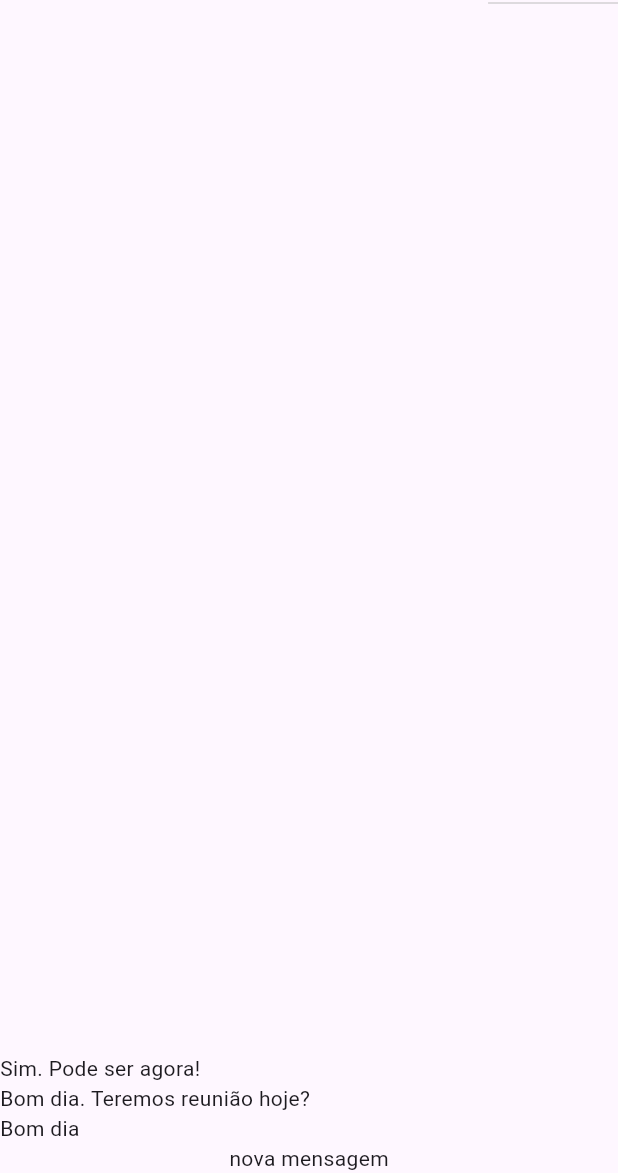
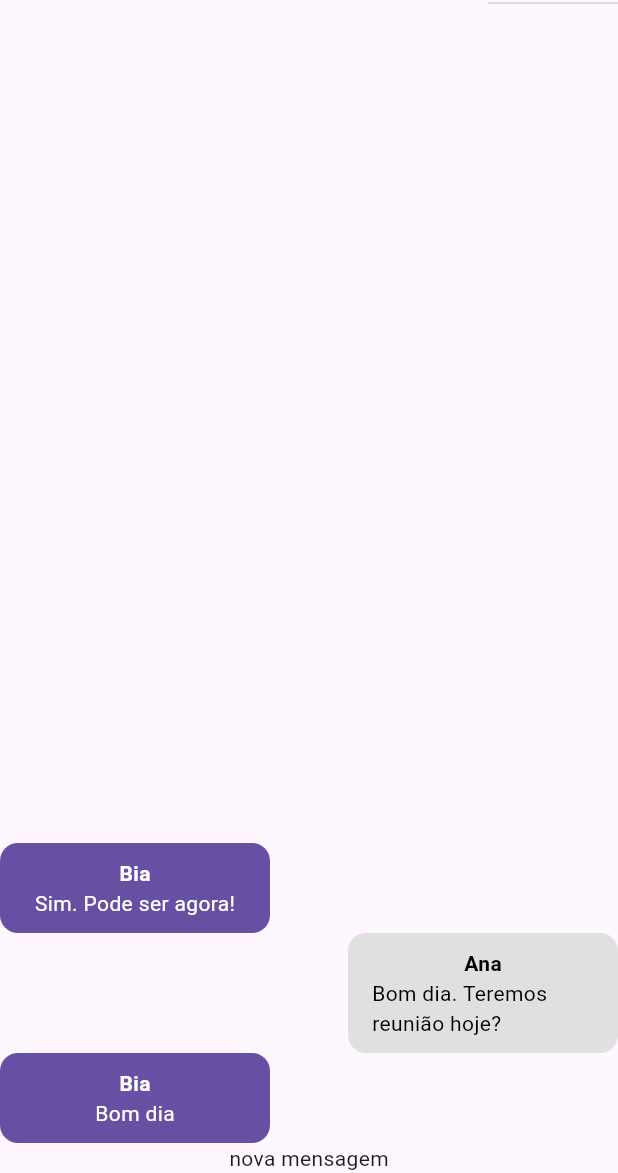
Before and after one commit to WagnerTerry/chat-flutter, a Flutter app: the screen it shows after launch, on a phone screen of 412 x 824 dp, the part 63-1236 px from its top. Run offline on Flutter 3.47's test engine with Material 3 defaults, Android fonts, the phone set to English and light mode, and no system bars; our stand-ins replace image_picker; accounts and stored records are empty.

Commit message:
chore: iniciando componente message bubble

```diff
--- /dev/null
+++ b/lib/components/message_bubble.dart
@@ -0,0 +1,56 @@
+import 'package:chat/core/models/chat_message.dart';
+import 'package:flutter/material.dart';
+
+class MessageBubble extends StatelessWidget {
+  final ChatMessage message;
+  final bool belongsToCurrentUser;
+
+  const MessageBubble({
+    required this.message,
+    required this.belongsToCurrentUser,
+    super.key,
+  });
+
+  @override
+  Widget build(BuildContext context) {
+    return Row(
+      mainAxisAlignment: belongsToCurrentUser
+          ? MainAxisAlignment.end
+          : MainAxisAlignment.start,
+      children: [
+        Container(
+          decoration: BoxDecoration(
+            color: belongsToCurrentUser
+                ? Colors.grey.shade300
+                : Theme.of(context).primaryColor,
+            borderRadius: const BorderRadius.all(
+              Radius.circular(12),
+            ),
+          ),
+          width: 180,
+          padding: const EdgeInsets.symmetric(
+            vertical: 10,
+            horizontal: 16,
+          ),
+          child: Column(
+            children: [
+              Text(
+                message.userName,
+                style: TextStyle(
+                  color: belongsToCurrentUser ? Colors.black : Colors.white,
+                  fontWeight: FontWeight.bold,
+                ),
+              ),
+              Text(
+                message.text,
+                style: TextStyle(
+                  color: belongsToCurrentUser ? Colors.black : Colors.white,
+                ),
+              ),
+            ],
+          ),
+        ),
+      ],
+    );
+  }
+}
--- a/lib/components/messages.dart
+++ b/lib/components/messages.dart
@@ -1,3 +1,5 @@
+import 'package:chat/components/message_bubble.dart';
+import 'package:chat/core/services/auth/auth_service.dart';
 import 'package:chat/core/services/chat/chat_service.dart';
 import 'package:flutter/material.dart';
 
@@ -6,6 +8,7 @@ class Messages extends StatelessWidget {
 
   @override
   Widget build(BuildContext context) {
+    final currentUser = AuthService().currentUser;
     return StreamBuilder(
       stream: ChatService().messagesStream(),
       builder: (ctx, snapshot) {
@@ -16,9 +19,14 @@ class Messages extends StatelessWidget {
         } else {
           final msgs = snapshot.data!;
           return ListView.builder(
-              reverse: true,
-              itemCount: msgs.length,
-              itemBuilder: (ctx, i) => Text(msgs[i].text));
+            reverse: true,
+            itemCount: msgs.length,
+            itemBuilder: (ctx, i) => MessageBubble(
+              key: ValueKey(msgs[i].id),
+              message: msgs[i],
+              belongsToCurrentUser: currentUser?.id == msgs[i].userId,
+            ),
+          );
         }
       },
     );
--- a/lib/core/services/auth/auth_mock_service.dart
+++ b/lib/core/services/auth/auth_mock_service.dart
@@ -7,9 +7,9 @@ import 'package:chat/core/services/auth/auth_service.dart';
 
 class AuthMockService implements AuthService {
   static const _defaultUser = ChatUser(
-    id: '1',
-    name: 'Teste',
-    email: 'teste@gmail.com',
+    id: '456',
+    name: 'Ana',
+    email: 'ana@cod3r.com.br',
     imageUrl: 'assets/images/avatar.png',
   );
 
```
